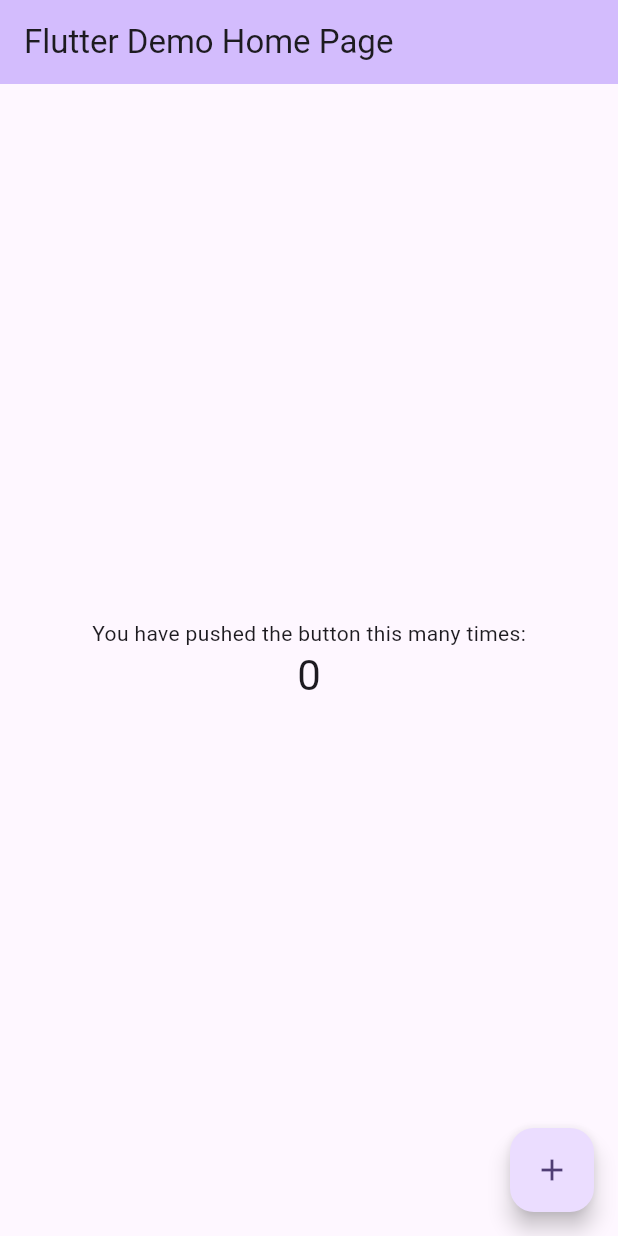
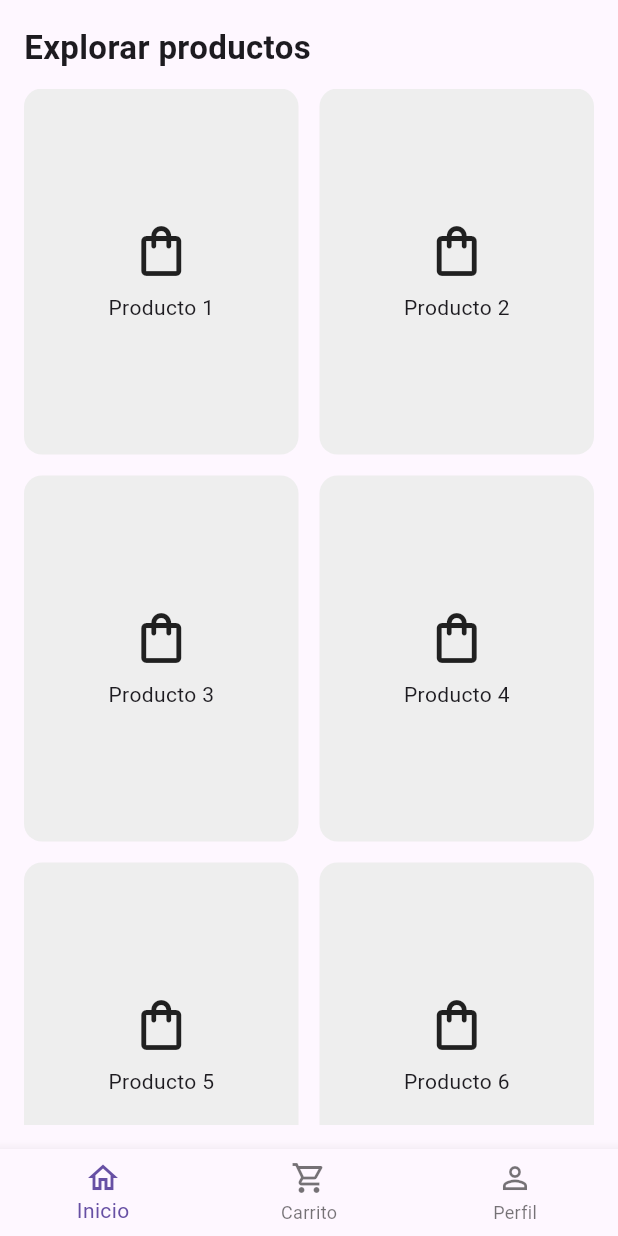
Before and after one commit to Ramirez779/Carto, a Flutter app: the screen it shows after launch, on a phone screen of 412 x 824 dp. Run offline on Flutter 3.47's test engine with Material 3 defaults, Android fonts, the light colour scheme and no system bars.

Commit message:
llegados aqui se tienen las pantallas importantes  y un flujo coherente

```diff
--- /dev/null
+++ b/lib/app.dart
@@ -0,0 +1,14 @@
+import 'package:flutter/material.dart';
+import 'screens/main_shell.dart';
+
+class CartoApp extends StatelessWidget {
+  const CartoApp({super.key});
+
+  @override
+  Widget build(BuildContext context) {
+    return const MaterialApp(
+      debugShowCheckedModeBanner: false,
+      home: MainShell(),
+    );
+  }
+}
--- a/lib/main.dart
+++ b/lib/main.dart
@@ -1,122 +1,6 @@
 import 'package:flutter/material.dart';
+import 'app.dart';
 
 void main() {
-  runApp(const MyApp());
+  runApp(const CartoApp());
 }
-
-class MyApp extends StatelessWidget {
-  const MyApp({super.key});
-
-  // This widget is the root of your application.
-  @override
-  Widget build(BuildContext context) {
-    return MaterialApp(
-      title: 'Flutter Demo',
-      theme: ThemeData(
-        // This is the theme of your application.
-        //
-        // TRY THIS: Try running your application with "flutter run". You'll see
-        // the application has a purple toolbar. Then, without quitting the app,
-        // try changing the seedColor in the colorScheme below to Colors.green
-        // and then invoke "hot reload" (save your changes or press the "hot
-        // reload" button in a Flutter-supported IDE, or press "r" if you used
-        // the command line to start the app).
-        //
-        // Notice that the counter didn't reset back to zero; the application
-        // state is not lost during the reload. To reset the state, use hot
-        // restart instead.
-        //
-        // This works for code too, not just values: Most code changes can be
-        // tested with just a hot reload.
-        colorScheme: .fromSeed(seedColor: Colors.deepPurple),
-      ),
-      home: const MyHomePage(title: 'Flutter Demo Home Page'),
-    );
-  }
-}
-
-class MyHomePage extends StatefulWidget {
-  const MyHomePage({super.key, required this.title});
-
-  // This widget is the home page of your application. It is stateful, meaning
-  // that it has a State object (defined below) that contains fields that affect
-  // how it looks.
-
-  // This class is the configuration for the state. It holds the values (in this
-  // case the title) provided by the parent (in this case the App widget) and
-  // used by the build method of the State. Fields in a Widget subclass are
-  // always marked "final".
-
-  final String title;
-
-  @override
-  State<MyHomePage> createState() => _MyHomePageState();
-}
-
-class _MyHomePageState extends State<MyHomePage> {
-  int _counter = 0;
-
-  void _incrementCounter() {
-    setState(() {
-      // This call to setState tells the Flutter framework that something has
-      // changed in this State, which causes it to rerun the build method below
-      // so that the display can reflect the updated values. If we changed
-      // _counter without calling setState(), then the build method would not be
-      // called again, and so nothing would appear to happen.
-      _counter++;
-    });
-  }
-
-  @override
-  Widget build(BuildContext context) {
-    // This method is rerun every time setState is called, for instance as done
-    // by the _incrementCounter method above.
-    //
-    // The Flutter framework has been optimized to make rerunning build methods
-    // fast, so that you can just rebuild anything that needs updating rather
-    // than having to individually change instances of widgets.
-    return Scaffold(
-      appBar: AppBar(
-        // TRY THIS: Try changing the color here to a specific color (to
-        // Colors.amber, perhaps?) and trigger a hot reload to see the AppBar
-        // change color while the other colors stay the same.
-        backgroundColor: Theme.of(context).colorScheme.inversePrimary,
-        // Here we take the value from the MyHomePage object that was created by
-        // the App.build method, and use it to set our appbar title.
-        title: Text(widget.title),
-      ),
-      body: Center(
-        // Center is a layout widget. It takes a single child and positions it
-        // in the middle of the parent.
-        child: Column(
-          // Column is also a layout widget. It takes a list of children and
-          // arranges them vertically. By default, it sizes itself to fit its
-          // children horizontally, and tries to be as tall as its parent.
-          //
-          // Column has various properties to control how it sizes itself and
-          // how it positions its children. Here we use mainAxisAlignment to
-          // center the children vertically; the main axis here is the vertical
-          // axis because Columns are vertical (the cross axis would be
-          // horizontal).
-          //
-          // TRY THIS: Invoke "debug painting" (choose the "Toggle Debug Paint"
-          // action in the IDE, or press "p" in the console), to see the
-          // wireframe for each widget.
-          mainAxisAlignment: .center,
-          children: [
-            const Text('You have pushed the button this many times:'),
-            Text(
-              '$_counter',
-              style: Theme.of(context).textTheme.headlineMedium,
-            ),
-          ],
-        ),
-      ),
-      floatingActionButton: FloatingActionButton(
-        onPressed: _incrementCounter,
-        tooltip: 'Increment',
-        child: const Icon(Icons.add),
-      ),
-    );
-  }
-}
--- /dev/null
+++ b/lib/screens/home/home_screen.dart
@@ -0,0 +1,54 @@
+import 'package:flutter/material.dart';
+
+class HomeScreen extends StatelessWidget {
+  const HomeScreen({super.key});
+
+  @override
+  Widget build(BuildContext context) {
+    return Padding(
+      padding: const EdgeInsets.all(16),
+      child: Column(
+        crossAxisAlignment: CrossAxisAlignment.start,
+        children: [
+          const Text(
+            'Explorar productos',
+            style: TextStyle(
+              fontSize: 22,
+              fontWeight: FontWeight.bold,
+            ),
+          ),
+
+          const SizedBox(height: 12),
+
+          Expanded(
+            child: GridView.builder(
+              itemCount: 6,
+              gridDelegate: const SliverGridDelegateWithFixedCrossAxisCount(
+                crossAxisCount: 2,
+                crossAxisSpacing: 14,
+                mainAxisSpacing: 14,
+                childAspectRatio: 0.75,
+              ),
+              itemBuilder: (context, index) {
+                return Container(
+                  decoration: BoxDecoration(
+                    color: Colors.grey.shade200,
+                    borderRadius: BorderRadius.circular(12),
+                  ),
+                  child: Column(
+                    mainAxisAlignment: MainAxisAlignment.center,
+                    children: [
+                      const Icon(Icons.shopping_bag_outlined, size: 40),
+                      const SizedBox(height: 8),
+                      Text('Producto ${index + 1}'),
+                    ],
+                  ),
+                );
+              },
+            ),
+          ),
+        ],
+      ),
+    );
+  }
+}
--- /dev/null
+++ b/lib/screens/main_shell.dart
@@ -0,0 +1,49 @@
+import 'package:flutter/material.dart';
+import 'home/home_screen.dart';
+import 'cart/cart_screen.dart';
+import 'profile/profile_screen.dart';
+
+class MainShell extends StatefulWidget {
+  const MainShell({super.key});
+
+  @override
+  State<MainShell> createState() => _MainShellState();
+}
+
+class _MainShellState extends State<MainShell> {
+  int _currentIndex = 0;
+
+  final List<Widget> _pages = const [
+    HomeScreen(),
+    CartScreen(),
+    ProfileScreen(),
+  ];
+
+  @override
+  Widget build(BuildContext context) {
+    return Scaffold(
+      body: _pages[_currentIndex],
+
+      bottomNavigationBar: BottomNavigationBar(
+        currentIndex: _currentIndex,
+        onTap: (index) {
+          setState(() => _currentIndex = index);
+        },
+        items: const [
+          BottomNavigationBarItem(
+            icon: Icon(Icons.home_outlined),
+            label: 'Inicio',
+          ),
+          BottomNavigationBarItem(
+            icon: Icon(Icons.shopping_cart_outlined),
+            label: 'Carrito',
+          ),
+          BottomNavigationBarItem(
+            icon: Icon(Icons.person_outline),
+            label: 'Perfil',
+          ),
+        ],
+      ),
+    );
+  }
+}
```
Also changed, not shown: lib/routes/app_routes.dart (added, +19 -0 lines), lib/screens/cart/cart_screen.dart (added, +116 -0 lines), lib/screens/profile/profile_screen.dart (added, +88 -0 lines), lib/screens/splash/splash_screen.dart (added, +51 -0 lines), lib/screens/product/product_screen.dart (added).
